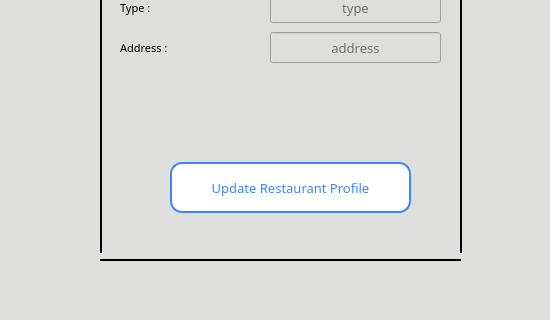
Old version of the form frontend/ui_files/Restaurants.ui in the repository irania9O/Restaurant; both pictures show x 0 to 550 and y 496 to 816 of the 550 by 816 pixel window.
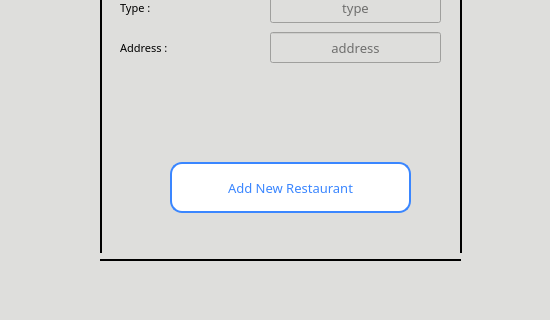
New version of the form. The open tabs and pages were chosen to show the change.

Commit message: update load screen and add_restaurant_button.

What changed in the file:
```diff
--- a/frontend/ui_files/Restaurants.ui
+++ b/frontend/ui_files/Restaurants.ui
@@ -847,7 +847,7 @@
 </string>
      </property>
      <property name="text">
-      <string>Update Restaurant Profile</string>
+      <string>Add New Restaurant</string>
      </property>
      <property name="checkable">
       <bool>false</bool>
```
Left out of the diff: 31 changed lines with no effect on the pictures. The commit also changes 2 other files.
